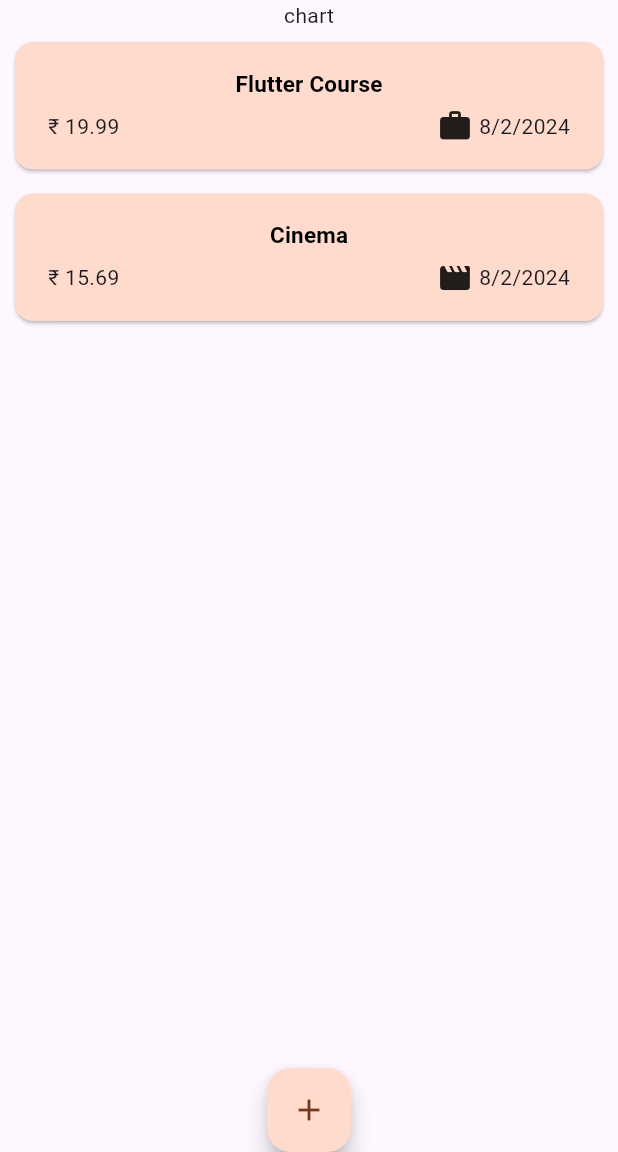
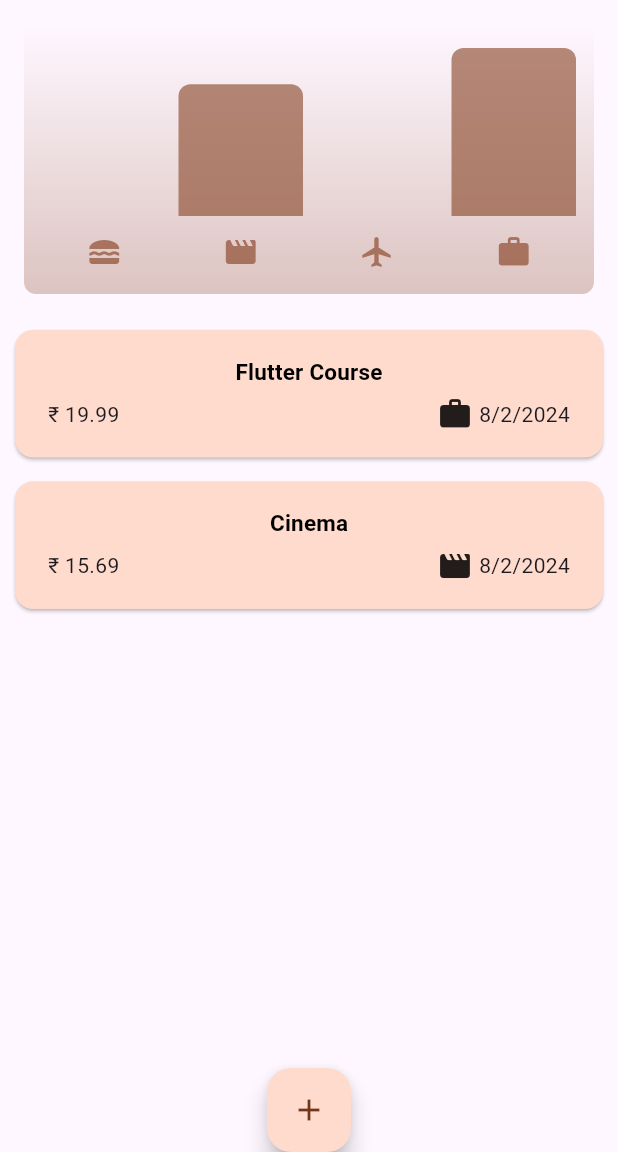
Before and after one commit to divyamD13/expense_tracker, a Flutter app: the screen it shows after launch, on a phone screen of 412 x 824 dp, the part 84-1236 px from its top. Run offline on Flutter 3.47's test engine with Material 3 defaults, Android fonts, the phone set to English and light mode, and no system bars; our stand-ins replace google_fonts.

Commit message:
chart file added

```diff
--- a/lib/expenses.dart
+++ b/lib/expenses.dart
@@ -1,4 +1,5 @@
 import 'package:expense_tracker/main.dart';
+import 'package:expense_tracker/widgets/chart/chart.dart';
 import 'package:expense_tracker/widgets/expense_list/expense_list.dart';
 import 'package:expense_tracker/models/expense.dart';
 import 'package:expense_tracker/widgets/new_expense.dart';
@@ -93,7 +94,7 @@ class _ExpensesState extends State<Expenses> {
       ),
       body: Column(
         children: [
-          const Text('chart'),
+          Chart(expenses: _registeredExpenses),
           Expanded(
             child:mainContent,
             ),
--- a/lib/models/expense.dart
+++ b/lib/models/expense.dart
@@ -37,3 +37,26 @@ String get formattedDate{
     return formatter.format(date);
 }
 }
+
+
+class ExpenseBucket{
+  ExpenseBucket({
+    required this.category,
+    required this.expenses
+  });
+
+  ExpenseBucket.forCategory(List<Expense> allExpenses,this.category)
+  :expenses = allExpenses.where((expense)=> expense.category==category).toList();
+  final category;
+  final List<Expense> expenses;
+
+  double get totalExpenses{
+    double sum=0;
+    for(final expense in expenses) {
+      sum+=expense.amount;
+  }
+
+  return sum;
+
+}
+}
--- /dev/null
+++ b/lib/widgets/chart/chart.dart
@@ -0,0 +1,96 @@
+import 'package:expense_tracker/widgets/chart/chart_bar.dart';
+import 'package:flutter/material.dart';
+
+
+import 'package:expense_tracker/models/expense.dart';
+
+class Chart extends StatelessWidget {
+  const Chart({super.key, required this.expenses});
+
+  final List<Expense> expenses;
+
+  List<ExpenseBucket> get buckets {
+    return [
+      ExpenseBucket.forCategory(expenses, Category.food),
+      ExpenseBucket.forCategory(expenses, Category.leisure),
+      ExpenseBucket.forCategory(expenses, Category.travel),
+      ExpenseBucket.forCategory(expenses, Category.work),
+    ];
+  }
+
+  double get maxTotalExpense {
+    double maxTotalExpense = 0;
+
+    for (final bucket in buckets) {
+      if (bucket.totalExpenses > maxTotalExpense) {
+        maxTotalExpense = bucket.totalExpenses;
+      }
+    }
+
+    return maxTotalExpense;
+  }
+
+  @override
+  Widget build(BuildContext context) {
+    final isDarkMode =
+        MediaQuery.of(context).platformBrightness == Brightness.dark;
+    return Container(
+      margin: const EdgeInsets.all(16),
+      padding: const EdgeInsets.symmetric(
+        vertical: 16,
+        horizontal: 8,
+      ),
+      width: double.infinity,
+      height: 180,
+      decoration: BoxDecoration(
+        borderRadius: BorderRadius.circular(8),
+        gradient: LinearGradient(
+          colors: [
+            Theme.of(context).colorScheme.primary.withOpacity(0.3),
+            Theme.of(context).colorScheme.primary.withOpacity(0.0)
+          ],
+          begin: Alignment.bottomCenter,
+          end: Alignment.topCenter,
+        ),
+      ),
+      child: Column(
+        children: [
+          Expanded(
+            child: Row(
+              crossAxisAlignment: CrossAxisAlignment.end,
+              children: [
+                for (final bucket in buckets) // alternative to map()
+                  ChartBar(
+                    fill: bucket.totalExpenses == 0
+                        ? 0
+                        : bucket.totalExpenses / maxTotalExpense,
+                  )
+              ],
+            ),
+          ),
+          const SizedBox(height: 12),
+          Row(
+            children: buckets
+                .map(
+                  (bucket) => Expanded(
+                    child: Padding(
+                      padding: const EdgeInsets.symmetric(horizontal: 4),
+                      child: Icon(
+                        categoryIcons[bucket.category],
+                        color: isDarkMode
+                            ? Theme.of(context).colorScheme.secondary
+                            : Theme.of(context)
+                                .colorScheme
+                                .primary
+                                .withOpacity(0.7),
+                      ),
+                    ),
+                  ),
+                )
+                .toList(),
+          )
+        ],
+      ),
+    );
+  }
+}
--- /dev/null
+++ b/lib/widgets/chart/chart_bar.dart
@@ -0,0 +1,34 @@
+import 'package:flutter/material.dart';
+
+class ChartBar extends StatelessWidget {
+  const ChartBar({
+    super.key,
+    required this.fill,
+  });
+
+  final double fill;
+
+  @override
+  Widget build(BuildContext context) {
+    final isDarkMode =
+        MediaQuery.of(context).platformBrightness == Brightness.dark;
+    return Expanded(
+      child: Padding(
+        padding: const EdgeInsets.symmetric(horizontal: 4),
+        child: FractionallySizedBox(
+          heightFactor: fill,
+          child: DecoratedBox(
+            decoration: BoxDecoration(
+              shape: BoxShape.rectangle,
+              borderRadius:
+                  const BorderRadius.vertical(top: Radius.circular(8)),
+              color: isDarkMode
+                  ? Theme.of(context).colorScheme.secondary
+                  : Theme.of(context).colorScheme.primary.withOpacity(0.65),
+            ),
+          ),
+        ),
+      ),
+    );
+  }
+}
```
